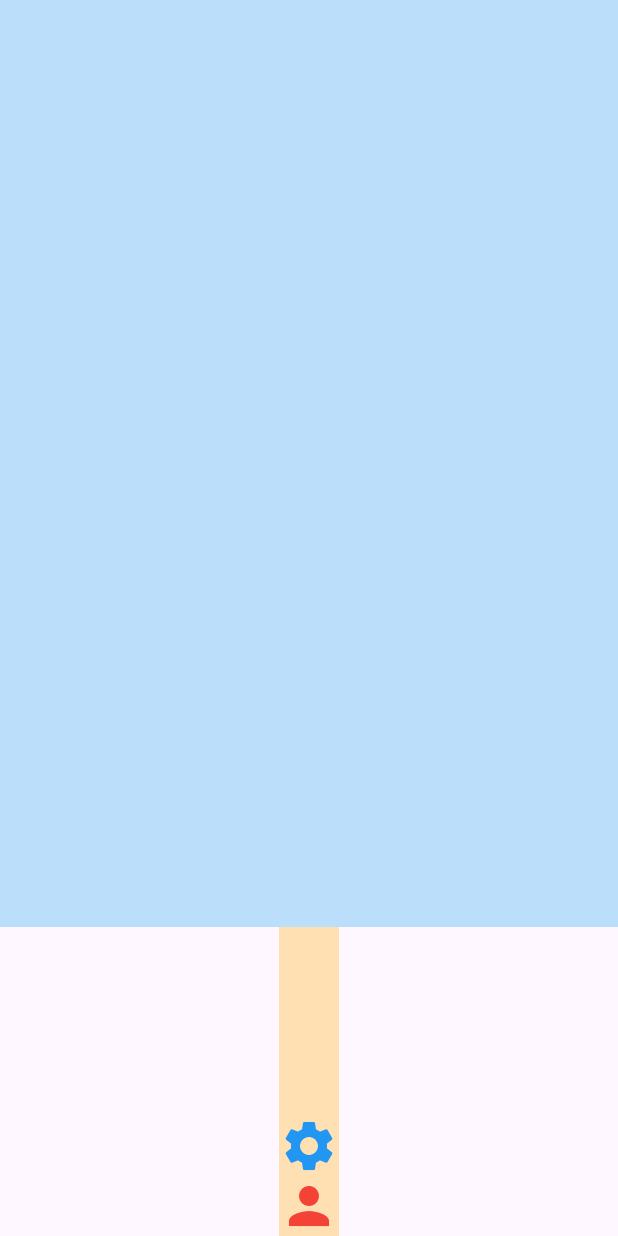
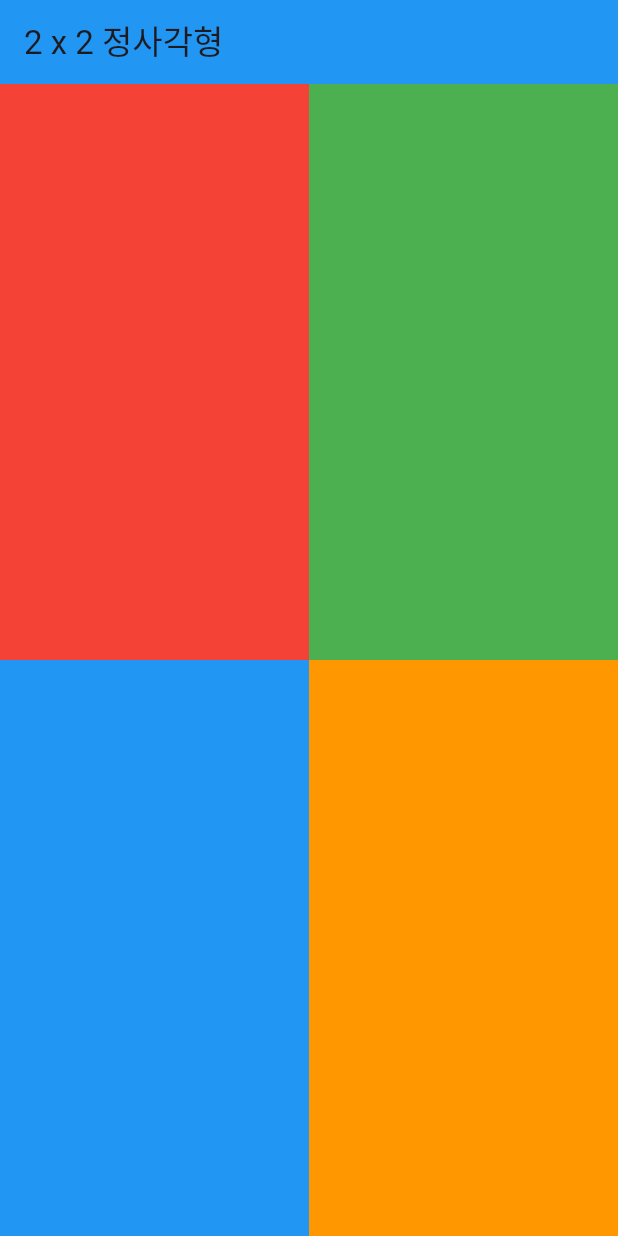
Before and after one commit to nqwrt/flutter_app, a Flutter app: the screen it shows after launch, on a phone screen of 412 x 824 dp. Run offline on Flutter 3.47's test engine with Material 3 defaults, Android fonts, the phone set to English and light mode, and no system bars.

Commit message:
연습문제 완성

```diff
--- a/lib/main.dart
+++ b/lib/main.dart
@@ -11,39 +11,30 @@ class MyApp extends StatelessWidget {
   Widget build(BuildContext context) {
     return MaterialApp(
       home: Scaffold(
+
+        appBar: AppBar(
+          title: const Text('2 x 2 정사각형'),
+          backgroundColor: Colors.blue,
+        ),
+
         body: Column(
           children: [
-
             Expanded(
-                flex: 3,
-                child: Container(
-                  color: Colors.blue[100],
+                child: Row(
+                  children: [
+                    Expanded(child: Container(color: Colors.red,)),
+                    Expanded(child: Container(color: Colors.green,)),
+                  ],
                 )
             ),
             Expanded(
-                flex: 1,
-                child: Container(
-                  color: Colors.orange[100],
-                  child: Column(
-                    mainAxisAlignment: MainAxisAlignment.end,
-                    // crossAxisAlignment: CrossAxisAlignment.end,
-                    children: [
-                      Icon(
-                        Icons.settings,
-                        size: 40,
-                        color: Colors.blue,
-                      ),
-                      Icon(
-                        Icons.person,
-                        size: 40,
-                        color: Colors.red,
-                      ),
-                    ],
-                  ),
+                child: Row(
+                  children: [
+                    Expanded(child: Container(color: Colors.blue,)),
+                    Expanded(child: Container(color: Colors.orange,)),
+                  ],
                 )
-            )
-
-
+            ),
           ],
         ),
       ),
```
